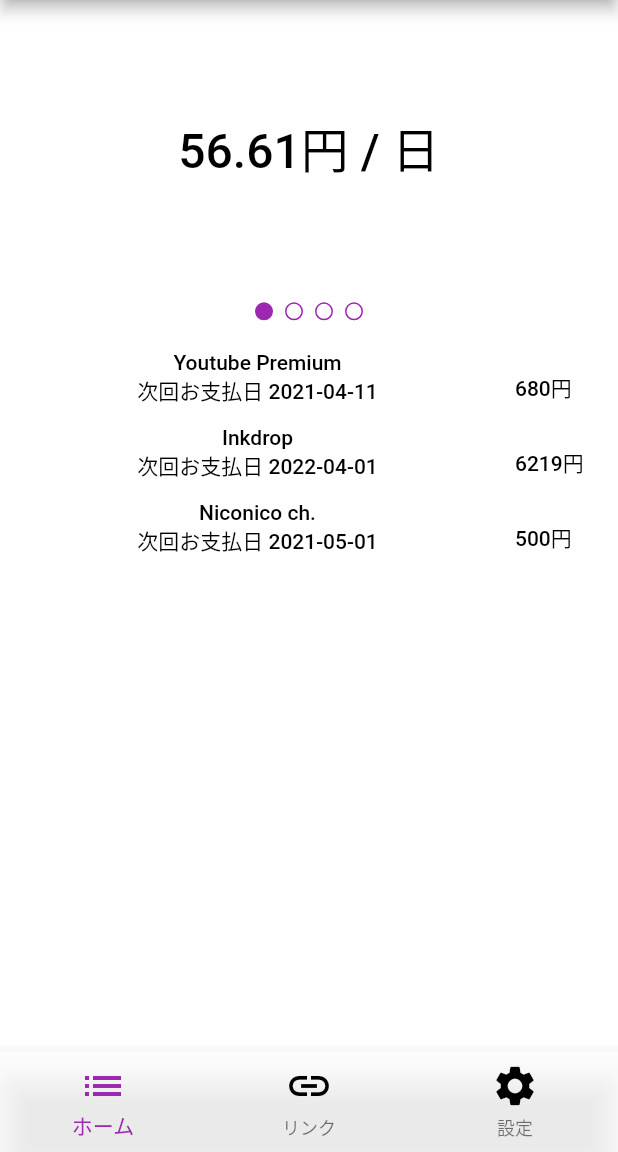
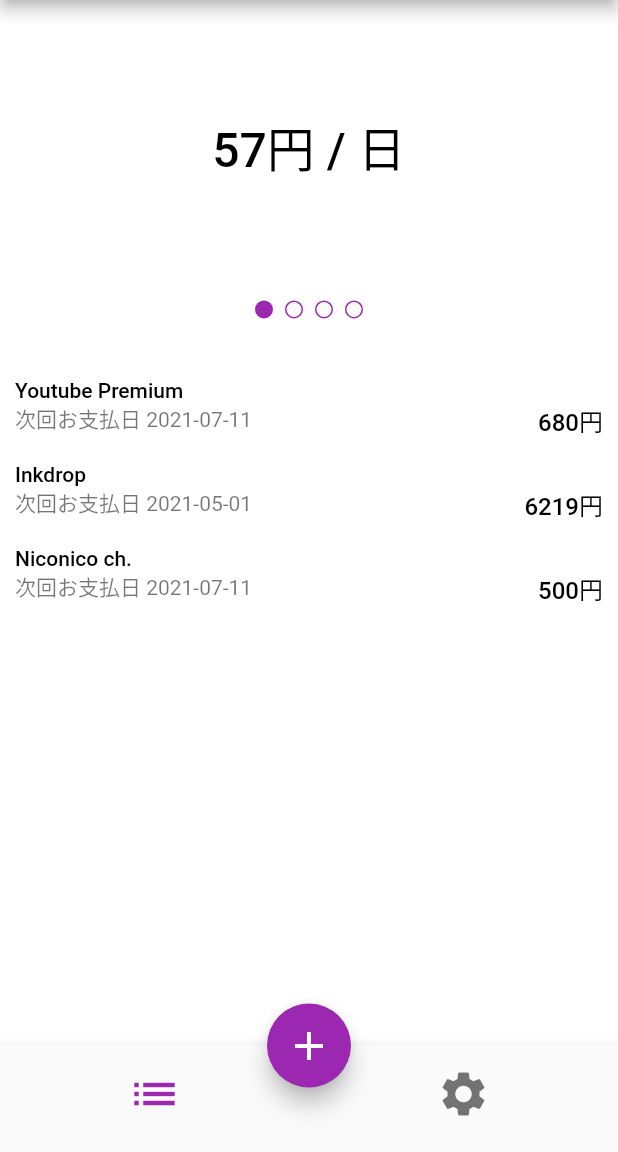
Before and after one commit to ushmz/subsuke, a Flutter app: the screen it shows after launch, on a phone screen of 412 x 824 dp, the part 84-1236 px from its top. Run offline on Flutter 3.47's test engine with Material 2 defaults, Android fonts, the phone set to English and light mode, and no system bars; our stand-ins replace rxdart, settings_ui.

Commit message:
:lipstick: Update screen construction

```diff
--- a/lib/models/subsucription.dart
+++ b/lib/models/subsucription.dart
@@ -1,14 +1,8 @@
+class Subscription {
+  final String name;
+  final String billingAt;
+  final int price;
+  final String cycle;
 
-class Subscription {
-	final String name;
-	final DateTime billingAt;
-	final int price;
-	final String cycle;
-
-	Subscription({
-		this.name,
-		this.billingAt,
-		this.price,
-		this.cycle
-	});
+  Subscription({this.name, this.billingAt, this.price, this.cycle});
 }
--- a/lib/ui/pages/list.dart
+++ b/lib/ui/pages/list.dart
@@ -1,15 +1,19 @@
 import 'package:flutter/material.dart';
+import 'package:subsuke/models/subsucription.dart';
 
 class ListPage extends StatelessWidget {
   static const prices = <Widget>[
     Center(
-      child: Text('56.61円 / 日', style: TextStyle(fontSize: 32)),
+      // child: Text('56.61円 / 日', style: TextStyle(fontSize: 32)),
+      child: Text('57円 / 日', style: TextStyle(fontSize: 32)),
     ),
     Center(
-      child: Text('424.56円 / 週', style: TextStyle(fontSize: 32)),
+      // child: Text('424.56円 / 週', style: TextStyle(fontSize: 32)),
+      child: Text('425円 / 週', style: TextStyle(fontSize: 32)),
     ),
     Center(
-      child: Text('1698.25円 / 月', style: TextStyle(fontSize: 32)),
+      // child: Text('1698.25円 / 月', style: TextStyle(fontSize: 32)),
+      child: Text('1,698円 / 月', style: TextStyle(fontSize: 32)),
     ),
     Center(
       child: Text('20,379円 / 年', style: TextStyle(fontSize: 32)),
@@ -17,9 +21,15 @@ class ListPage extends StatelessWidget {
   ];
 
   static var subscs = [
-    {'title': 'Youtube Premium', 'nextPayment': '2021-04-11', 'price': 680},
-    {'title': 'Inkdrop', 'nextPayment': '2022-04-01', 'price': 6219},
-    {'title': 'Niconico ch.', 'nextPayment': '2021-05-01', 'price': 500}
+    Subscription(
+        name: 'Youtube Premium',
+        billingAt: '2021-07-11',
+        price: 680,
+        cycle: ''),
+    Subscription(
+        name: 'Inkdrop', billingAt: '2021-05-01', price: 6219, cycle: ''),
+    Subscription(
+        name: 'Niconico ch.', billingAt: '2021-07-11', price: 500, cycle: '')
   ];
 
   @override
@@ -48,31 +58,51 @@ class ListPage extends StatelessWidget {
           Expanded(
             flex: 2,
             child: ListView.builder(
+                padding: EdgeInsets.only(bottom: 20, top: 20),
                 itemCount: subscs.length,
                 itemBuilder: (BuildContext context, int index) {
                   final subsc = subscs[index];
-                  return DefaultTextStyle(
+                  return InkWell(
+                      onTap: () {
+                        Navigator.pushNamed(context, '/edit', arguments: subsc);
+                      },
+                      child: DefaultTextStyle(
                         style: Theme.of(context).textTheme.bodyText1,
                         child: SizedBox(
-                      height: 50,
+                          height: 56,
+                          child: Padding(
+                              padding: EdgeInsets.only(left: 10, right: 10),
                               child: Row(
                                 children: [
                                   Expanded(
                                     flex: 5,
+                                    child: Align(
+                                        alignment: Alignment.centerLeft,
                                         child: Column(
                                           children: [
-                                  Text(subsc['title']),
-                                  Text("次回お支払日 ${subsc['nextPayment']}")
+                                            Align(
+                                                alignment: Alignment.centerLeft,
+                                                child: Text(subsc.name)),
+                                            Align(
+                                                alignment: Alignment.centerLeft,
+                                                child: Text(
+                                                    "次回お支払日 ${subsc.billingAt}",
+                                                    style: Theme.of(context)
+                                                        .textTheme
+                                                        .bodyText2))
                                           ],
                                         )),
+                                  ),
                                   Expanded(
                                       flex: 1,
-                            child: Text("${subsc['price']}円"),
-                          )
+                                      child: Align(
+                                          alignment: Alignment.centerRight,
+                                          child: Text("${subsc.price}円",
+                                              style: TextStyle(fontSize: 16))))
                                 ],
+                              )),
                         ),
-                    ),
-                  );
+                      ));
                 }),
           ),
         ],
--- a/lib/ui/screen/home.dart
+++ b/lib/ui/screen/home.dart
@@ -1,7 +1,6 @@
 import 'package:flutter/material.dart';
 import 'package:subsuke/blocs/pagination_bloc.dart';
 import 'package:subsuke/ui/pages/list.dart';
-import 'package:subsuke/ui/pages/link.dart';
 import 'package:subsuke/ui/pages/config.dart';
 import 'package:provider/provider.dart';
 
@@ -13,70 +12,60 @@ class HomeScreen extends StatelessWidget {
       stream: pagination.currentPage,
       initialData: 0,
       builder: (context, snapshot) => Scaffold(
-        backgroundColor: Theme.of(context).scaffoldBackgroundColor,
           appBar: AppBar(
             title: Text('subsuke'),
           ),
+          floatingActionButton: FloatingActionButton(
+            child: Icon(Icons.add, size: 32),
+            backgroundColor: Theme.of(context).primaryColor,
+            onPressed: () {},
+          ),
+          floatingActionButtonLocation:
+              FloatingActionButtonLocation.centerDocked,
           body: [
             ListPage(),
-          LinkPage(),
+            // LinkPage(),
             ConfigPage(),
           ][snapshot.data],
           bottomNavigationBar: BottomNavigationBar(
-          backgroundColor: Theme.of(context).bottomAppBarColor,
-          unselectedItemColor: Theme.of(context).hintColor,
-          unselectedIconTheme:
-              IconThemeData(color: Theme.of(context).hintColor),
-          type: BottomNavigationBarType.fixed,
+            showSelectedLabels: false,
+            showUnselectedLabels: false,
             items: [
               BottomNavigationBarItem(
-                icon: Icon(Icons.list,
-                    size: 32, color: Theme.of(context).iconTheme.color),
+                  label: 'リスト',
+                  icon: Icon(
+                    Icons.list,
+                    size: 36,
+                  ),
                   activeIcon: Icon(
                     Icons.list,
-                  size: 32,
-                  color: Colors.purple,
-                ),
-                label: 'ホーム'),
+                    size: 36,
+                    color: Theme.of(context).primaryColor,
+                  )),
               BottomNavigationBarItem(
-                icon: Icon(Icons.link,
-                    size: 32, color: Theme.of(context).iconTheme.color),
+                  label: '設定',
+                  icon: Icon(Icons.settings, size: 36),
                   activeIcon: Icon(
-                  Icons.link,
-                  size: 32,
-                  color: Colors.purple,
-                ),
-                label: 'リンク'),
-            BottomNavigationBarItem(
-                icon: Icon(Icons.settings,
-                    size: 32, color: Theme.of(context).iconTheme.color),
-                activeIcon: Icon(
-                  Icons.settings,
-                  size: 32,
-                  color: Colors.purple,
-                ),
-                label: '設定'),
+                    Icons.list,
+                    size: 36,
+                    color: Theme.of(context).primaryColor,
+                  ))
             ],
             currentIndex: snapshot.data,
             onTap: (int index) {
               if (index == snapshot.data) return;
               switch (index) {
                 case 0:
-                pagination.go(0);
+                  pagination.go(index);
                   break;
                 case 1:
-                pagination.go(1);
+                  pagination.go(index);
                   break;
-              case 2:
-                pagination.go(2);
-                break;
-              case 3:
-                pagination.go(3);
+                default:
                   break;
               }
             },
-        ),
-      ),
+          )),
     );
   }
 }
--- a/pubspec.yaml
+++ b/pubspec.yaml
@@ -25,7 +25,8 @@ dependencies:
     sdk: flutter
   rxdart: ^0.26.0
   provider: ^4.3.3
-
+  convex_bottom_bar:
+  settings_ui: ^1.0.0
 
   # The following adds the Cupertino Icons font to your application.
   # Use with the CupertinoIcons class for iOS style icons.
```
Also changed, not shown: lib/ui/pages/config.dart (+36 -6 lines), lib/ui/pages/link.dart (deleted, +0 -10 lines), pubspec.lock, 3 other files. Lines whose indentation alone changed are shown as unchanged.
